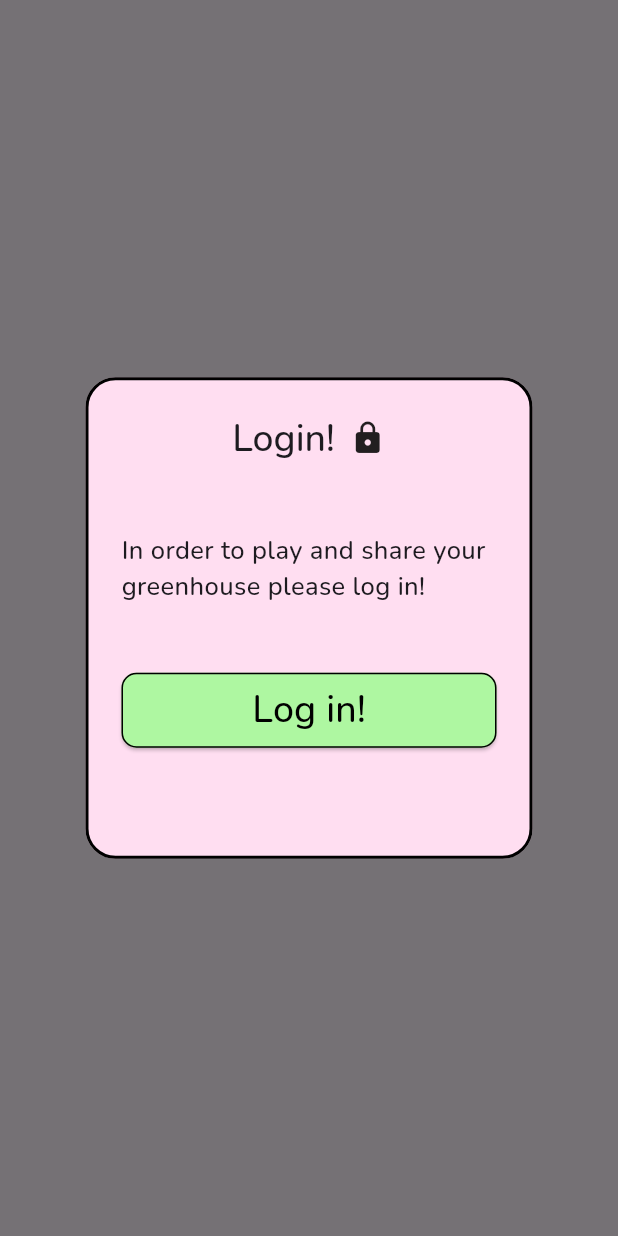
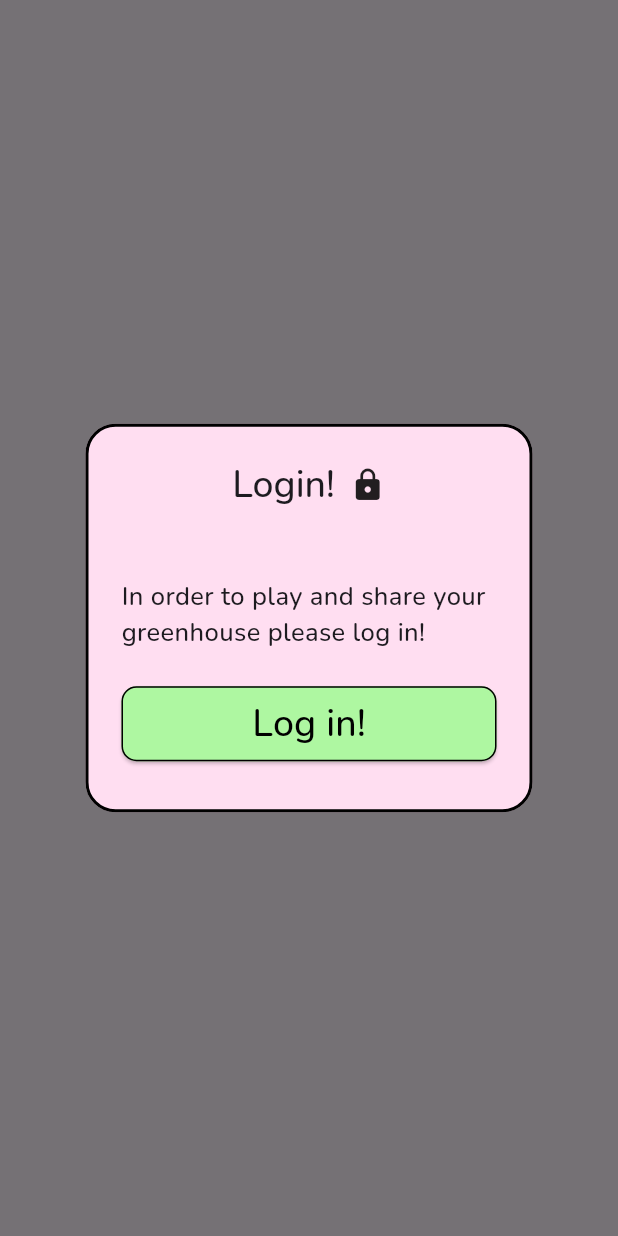
Before and after one commit to LindrothLinus/PicYoureFlower-Original-version, a Flutter app: what login_popup() shows on an empty page, opened directly, on a phone screen of 412 x 824 dp. Run offline on Flutter 3.47's test engine with Material 3 defaults, Android fonts, the phone set to English and light mode, and no system bars; our stand-ins replace camera, flutter_svg, google_fonts; project files that could hold a hidden picture were left out.

Commit message:
overflow login popup

```diff
--- a/frontend/lib/widgets/login_popup.dart
+++ b/frontend/lib/widgets/login_popup.dart
@@ -26,10 +26,7 @@
 
         shape: RoundedRectangleBorder(
           borderRadius: BorderRadius.circular(20),
-          side: const BorderSide(
-            color: Colors.black,
-            width: 2,
-          )
+          side: const BorderSide(color: Colors.black, width: 2),
         ),
 
         title: Row(
@@ -43,7 +40,7 @@
 
         content: SizedBox(
           width: 200,
-          height: 100,
+          //height: 100,
           child: Padding(
             padding: EdgeInsets.only(top: 30),
             child: Column(
@@ -61,17 +58,14 @@
         actions: [
           Center(
             child: Padding(
-              padding: EdgeInsets.only(bottom: 50),
+              padding: EdgeInsets.only(bottom: 10),
               child: ElevatedButton(
                 style: ElevatedButton.styleFrom(
                   minimumSize: const Size(250, 50),
 
                   shape: RoundedRectangleBorder(
                     borderRadius: BorderRadius.circular(10),
-                    side: BorderSide(
-                      color: Colors.black,
-                      width: 1,
-                    )
+                    side: BorderSide(color: Colors.black, width: 1),
                   ),
 
                   backgroundColor: Color(0xFFAEF7A1),
@@ -90,24 +84,20 @@
                             'lib/resources/images/Check.webp',
                             fit: BoxFit.contain,
                           ),
-                        )
+                        ),
                       );
-                    }
+                    },
                   );
                   await Future.delayed(const Duration(seconds: 1));
                   Navigator.of(context).pop();
                   Navigator.of(context).pop();
                 },
-                child: Text(
-                  'Log in!',
-                  style: loginText
-                ),
-              )
-            )
-
-          )
+                child: Text('Log in!', style: loginText),
+              ),
+            ),
+          ),
         ],
       );
-    }
+    },
   );
 }
```
